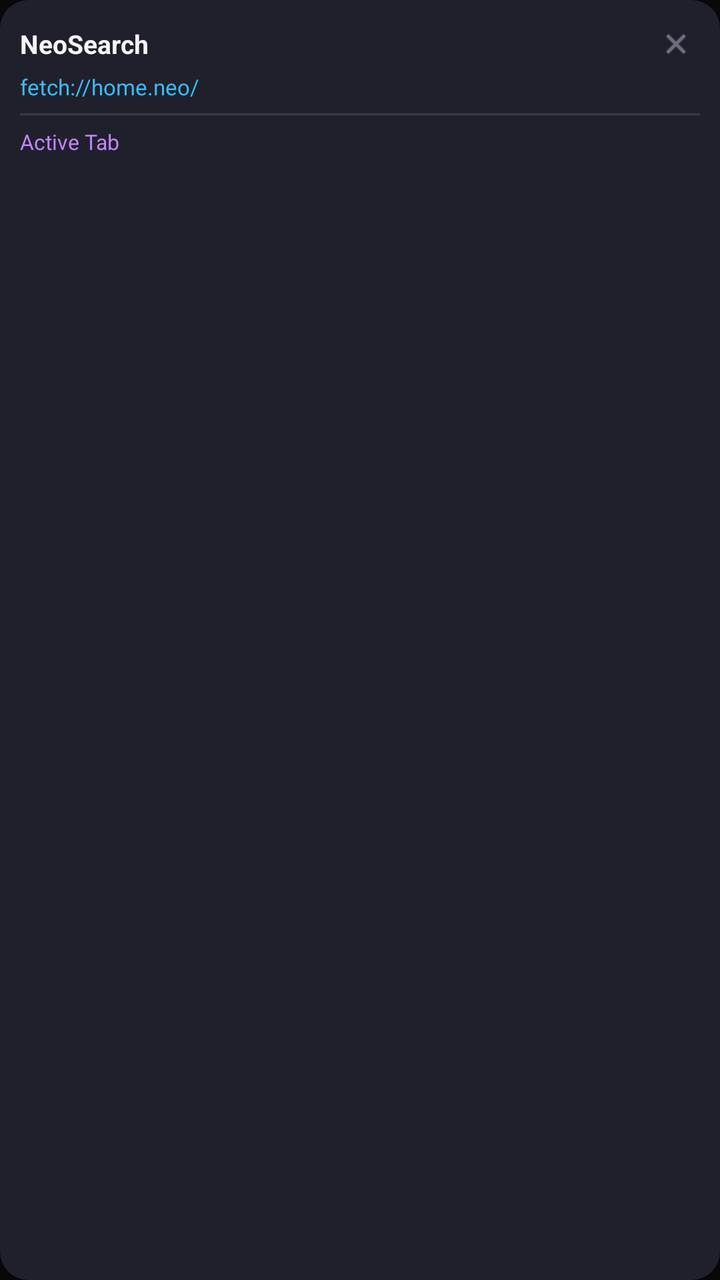
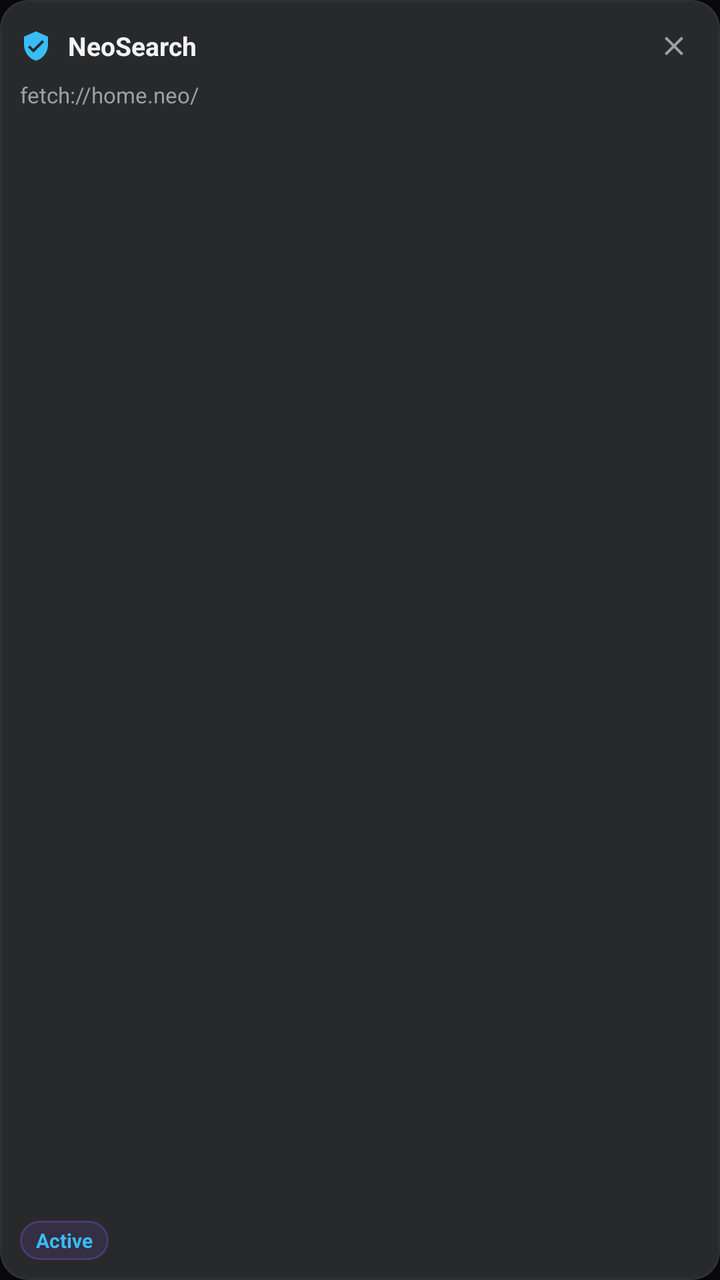

The first picture is an Android layout as it rendered before a commit; the second is the same layout after the commit. The layout source and the unified diff follow.
<!-- AndroidManifest.xml: application theme Theme.NeoBrowser -->
<!-- res/layout/item_tab.xml -->
<?xml version="1.0" encoding="utf-8"?>
<androidx.cardview.widget.CardView xmlns:android="http://schemas.android.com/apk/res/android"
    xmlns:app="http://schemas.android.com/apk/res-auto"
    android:id="@+id/card_tab"
    android:layout_width="match_parent"
    android:layout_height="120dp"
    android:layout_margin="6dp"
    android:clickable="true"
    android:focusable="true"
    app:cardBackgroundColor="@color/bg_surface_card"
    app:cardCornerRadius="14dp"
    app:cardElevation="2dp">

    <LinearLayout
        android:layout_width="match_parent"
        android:layout_height="match_parent"
        android:orientation="vertical"
        android:padding="10dp">

        <LinearLayout
            android:layout_width="match_parent"
            android:layout_height="wrap_content"
            android:gravity="center_vertical">

            <TextView
                android:id="@+id/tab_title"
                android:layout_width="0dp"
                android:layout_height="wrap_content"
                android:layout_weight="1"
                android:ellipsize="end"
                android:maxLines="1"
                android:text="NeoSearch"
                android:textColor="@color/text_main"
                android:textSize="13sp"
                android:textStyle="bold" />

            <ImageView
                android:id="@+id/btn_close_tab"
                android:layout_width="24dp"
                android:layout_height="24dp"
                android:background="?attr/selectableItemBackgroundBorderless"
                android:contentDescription="Close tab"
                android:padding="4dp"
                android:src="@android:drawable/ic_menu_close_clear_cancel"
                app:tint="@color/text_muted" />
        </LinearLayout>

        <TextView
            android:id="@+id/tab_url"
            android:layout_width="wrap_content"
            android:layout_height="wrap_content"
            android:layout_marginTop="2dp"
            android:ellipsize="end"
            android:maxLines="1"
            android:text="fetch://home.neo/"
            android:textColor="@color/accent_cyan"
            android:textSize="11sp" />

        <View
            android:layout_width="match_parent"
            android:layout_height="1dp"
            android:layout_marginVertical="6dp"
            android:background="@color/border_subtle" />

        <TextView
            android:id="@+id/tab_status"
            android:layout_width="wrap_content"
            android:layout_height="wrap_content"
            android:text="Active Tab"
            android:textColor="@color/primary_light"
            android:textSize="10.5sp" />
    </LinearLayout>
</androidx.cardview.widget.CardView>
<!-- resources referenced by this layout -->
<resources>
  <color name="accent_cyan">#38BDF8</color>
  <color name="bg_surface_card">#20202C</color>
  <color name="border_subtle">#1FFFFFFF</color>
  <color name="primary_light">#C084FC</color>
  <color name="text_main">#F4F4F5</color>
  <color name="text_muted">#9CA3AF</color>
  <style name="Theme.NeoBrowser" parent="Theme.Material3.Dark.NoActionBar">
          
          <item name="colorPrimary">@color/primary</item>
          <item name="colorPrimaryVariant">@color/primary_light</item>
          <item name="colorOnPrimary">#FFFFFF</item>
          <item name="colorSecondary">@color/accent_cyan</item>
          <item name="colorOnSecondary">#000000</item>
  
          
          <item name="android:statusBarColor">@color/bg_surface</item>
          <item name="android:navigationBarColor">@color/bg_surface</item>
          <item name="android:windowLightStatusBar">false</item>
          <item name="android:windowLightNavigationBar">false</item>
  
          
          <item name="android:windowBackground">@color/bg_base</item>
          <item name="colorSurface">@color/bg_surface</item>
          <item name="colorOnSurface">@color/text_main</item>
      </style>
  <color name="primary">#8B5CF6</color>
  <color name="bg_surface">#121218</color>
  <color name="bg_base">#09090B</color>
</resources>

<!-- the commit's change to res/layout/item_tab.xml (unified diff, before → after) -->
@@ -1,15 +1,18 @@
 <?xml version="1.0" encoding="utf-8"?>
-<androidx.cardview.widget.CardView xmlns:android="http://schemas.android.com/apk/res/android"
+<com.google.android.material.card.MaterialCardView xmlns:android="http://schemas.android.com/apk/res/android"
     xmlns:app="http://schemas.android.com/apk/res-auto"
     android:id="@+id/card_tab"
     android:layout_width="match_parent"
-    android:layout_height="120dp"
+    android:layout_height="130dp"
     android:layout_margin="6dp"
     android:clickable="true"
     android:focusable="true"
-    app:cardBackgroundColor="@color/bg_surface_card"
+    android:foreground="?attr/selectableItemBackground"
+    app:cardBackgroundColor="@color/chrome_surface_elevated"
     app:cardCornerRadius="14dp"
-    app:cardElevation="2dp">
+    app:cardElevation="2dp"
+    app:strokeColor="@color/chrome_divider"
+    app:strokeWidth="1dp">
 
     <LinearLayout
         android:layout_width="match_parent"
@@ -17,15 +20,24 @@
         android:orientation="vertical"
         android:padding="10dp">
 
+        
         <LinearLayout
             android:layout_width="match_parent"
             android:layout_height="wrap_content"
             android:gravity="center_vertical">
 
+            <ImageView
+                android:id="@+id/tab_favicon"
+                android:layout_width="16dp"
+                android:layout_height="16dp"
+                android:src="@drawable/ic_shield_neo"
+                app:tint="@color/accent_cyan" />
+
             <TextView
                 android:id="@+id/tab_title"
                 android:layout_width="0dp"
                 android:layout_height="wrap_content"
+                android:layout_marginStart="8dp"
                 android:layout_weight="1"
                 android:ellipsize="end"
                 android:maxLines="1"
@@ -36,38 +48,43 @@
 
             <ImageView
                 android:id="@+id/btn_close_tab"
-                android:layout_width="24dp"
-                android:layout_height="24dp"
+                android:layout_width="26dp"
+                android:layout_height="26dp"
                 android:background="?attr/selectableItemBackgroundBorderless"
                 android:contentDescription="Close tab"
-                android:padding="4dp"
-                android:src="@android:drawable/ic_menu_close_clear_cancel"
-                app:tint="@color/text_muted" />
+                android:padding="5dp"
+                android:src="@drawable/ic_close"
+                app:tint="@color/chrome_icon_muted" />
         </LinearLayout>
 
+        
         <TextView
             android:id="@+id/tab_url"
             android:layout_width="wrap_content"
             android:layout_height="wrap_content"
-            android:layout_marginTop="2dp"
+            android:layout_marginTop="4dp"
             android:ellipsize="end"
             android:maxLines="1"
             android:text="fetch://home.neo/"
-            android:textColor="@color/accent_cyan"
+            android:textColor="@color/chrome_icon_muted"
             android:textSize="11sp" />
 
         <View
             android:layout_width="match_parent"
-            android:layout_height="1dp"
-            android:layout_marginVertical="6dp"
-            android:background="@color/border_subtle" />
+            android:layout_height="0dp"
+            android:layout_weight="1" />
 
+        
         <TextView
             android:id="@+id/tab_status"
             android:layout_width="wrap_content"
             android:layout_height="wrap_content"
-            android:text="Active Tab"
-            android:textColor="@color/primary_light"
-            android:textSize="10.5sp" />
+            android:background="@drawable/bg_pill_accent"
+            android:paddingHorizontal="8dp"
+            android:paddingVertical="3dp"
+            android:text="Active"
+            android:textColor="@color/accent_cyan"
+            android:textSize="10sp"
+            android:textStyle="bold" />
     </LinearLayout>
-</androidx.cardview.widget.CardView>
+</com.google.android.material.card.MaterialCardView>
<!-- resource entries referenced after the edit -->
@@ -1,11 +1,42 @@
 <!-- resources referenced by this layout -->
 <resources>
   <color name="accent_cyan">#38BDF8</color>
-  <color name="bg_surface_card">#20202C</color>
-  <color name="border_subtle">#1FFFFFFF</color>
+  <color name="chrome_divider">#2E3134</color>
+  <color name="chrome_icon_muted">#9AA0A6</color>
+  <color name="chrome_surface_elevated">#28292A</color>
   <color name="primary_light">#C084FC</color>
+  <color name="chrome_surface">#1F1F1F</color>
   <color name="text_main">#F4F4F5</color>
-  <color name="text_muted">#9CA3AF</color>
+  <!-- drawable bg_pill_accent (drawable) -->
+  <?xml version="1.0" encoding="utf-8"?>
+  <shape xmlns:android="http://schemas.android.com/apk/res/android"
+      android:shape="rectangle">
+      <corners android:radius="16dp" />
+      <solid android:color="#1F8B5CF6" />
+      <stroke
+          android:width="1dp"
+          android:color="#4D8B5CF6" />
+  </shape>
+  <!-- drawable ic_close (drawable) -->
+  <vector xmlns:android="http://schemas.android.com/apk/res/android"
+      android:width="20dp"
+      android:height="20dp"
+      android:viewportWidth="24"
+      android:viewportHeight="24">
+      <path
+          android:fillColor="@color/chrome_icon_muted"
+          android:pathData="M19,6.41L17.59,5 12,10.59 6.41,5 5,6.41 10.59,12 5,17.59 6.41,19 12,13.41 17.59,19 19,17.59 13.41,12z" />
+  </vector>
+  <!-- drawable ic_shield_neo (drawable) -->
+  <vector xmlns:android="http://schemas.android.com/apk/res/android"
+      android:width="18dp"
+      android:height="18dp"
+      android:viewportWidth="24"
+      android:viewportHeight="24">
+      <path
+          android:fillColor="@color/accent_cyan"
+          android:pathData="M12,1L3,5v6c0,5.55 3.84,10.74 9,12 5.16,-1.26 9,-6.45 9,-12V5l-9,-4zm-2,16l-4,-4 1.41,-1.41L10,14.17l6.59,-6.59L18,9l-8,8z" />
+  </vector>
   <style name="Theme.NeoBrowser" parent="Theme.Material3.Dark.NoActionBar">
           
           <item name="colorPrimary">@color/primary</item>
@@ -15,8 +46,8 @@
           <item name="colorOnSecondary">#000000</item>
   
           
-          <item name="android:statusBarColor">@color/bg_surface</item>
-          <item name="android:navigationBarColor">@color/bg_surface</item>
+          <item name="android:statusBarColor">@color/chrome_surface</item>
+          <item name="android:navigationBarColor">@color/chrome_surface</item>
           <item name="android:windowLightStatusBar">false</item>
           <item name="android:windowLightNavigationBar">false</item>
   
